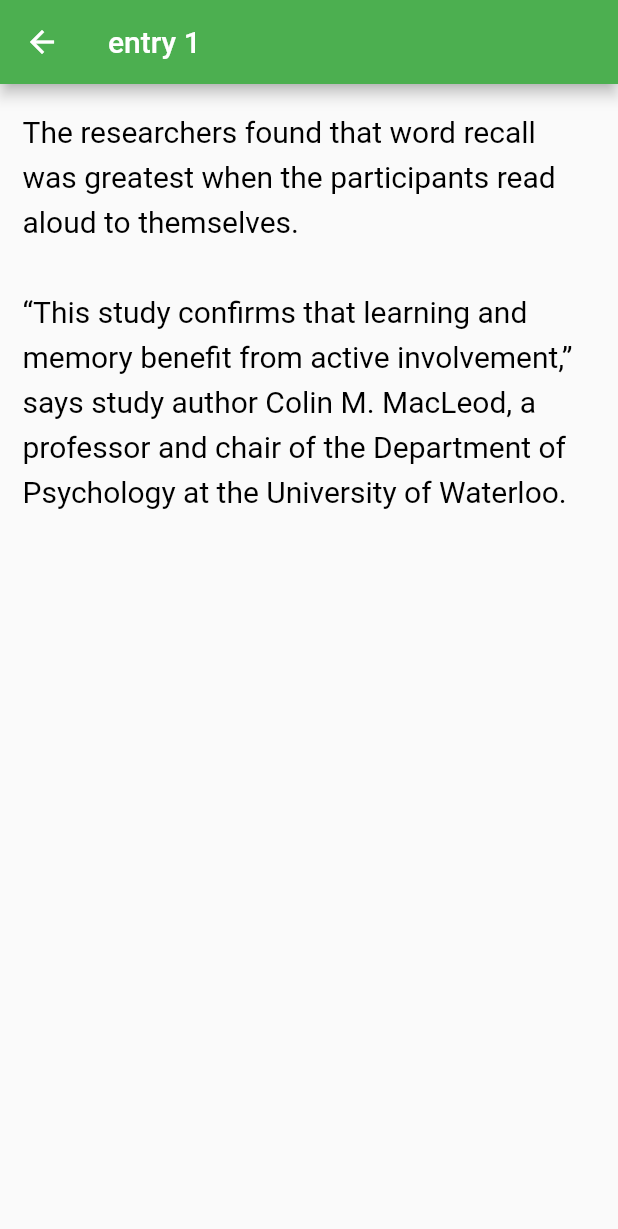
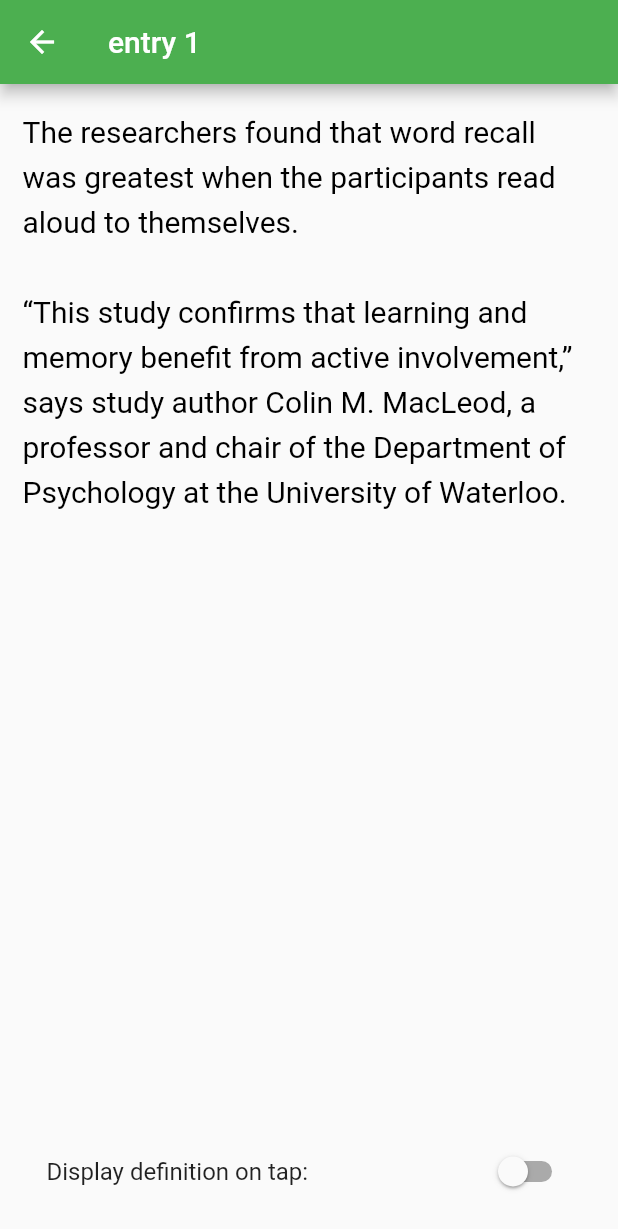
Before and after one commit to adithya-somasundaram/readtome, a Flutter app: the screen it shows after launch, after a tap on "entry 1", on a phone screen of 412 x 824 dp. Shown: the top 1229 px of the screen. Run offline on Flutter 3.47's test engine with Material 2 defaults, Android fonts, the phone set to English and light mode, and no system bars; our stand-ins replace string_validator.

```diff
--- a/lib/entry.dart
+++ b/lib/entry.dart
@@ -17,9 +17,11 @@ class Entry extends StatefulWidget {
 class _EntryState extends State<Entry> {
 
   var dictionary;
+  bool _select = false;
 
   // displays definition of clickable words
   _showDefinition(BuildContext context, String word) {
+    if(_select){
       if (!isAlpha(word)) {
         while (!isAlpha(word[0])) {
           word = word.substring(1);
@@ -37,6 +39,7 @@ class _EntryState extends State<Entry> {
                 title: Text(word), content: Text(def));
           }
         );
+      }
     }
   }
 
@@ -69,11 +72,10 @@ class _EntryState extends State<Entry> {
     _storeDictionary();
   }
 
-
   @override
   Widget build(BuildContext context) {
     // split words from other words, including whitespaces
-    var text = widget.message.split(RegExp(r"((?<=\s)|(?=\s))"));
+    var _text = widget.message.split(RegExp(r"((?<=\s)|(?=\s))"));
 
     return Scaffold(
         appBar: AppBar(
@@ -92,8 +94,22 @@ class _EntryState extends State<Entry> {
                         // set text style
                         style: TextStyle(color: Colors.black, fontSize: 20, height: 1.5),
                         children: <TextSpan>[
-                      for (var i in text) _displayWord(context, i)
-                    ]))
+                      for (var i in _text) _displayWord(context, i),
+                    ])),
+                Expanded(
+                  child: Align(
+                    alignment: FractionalOffset.bottomCenter,
+                    child: SwitchListTile(
+                      title: Text("Display definition on tap: "),
+                      value: _select,
+                      onChanged: (val) {
+                        setState(() {
+                          _select = val;
+                        });
+                      }
+                    )
+                  )
+                ),
               ]),
         ));
   }
```
Lines whose indentation alone changed are shown as unchanged.
